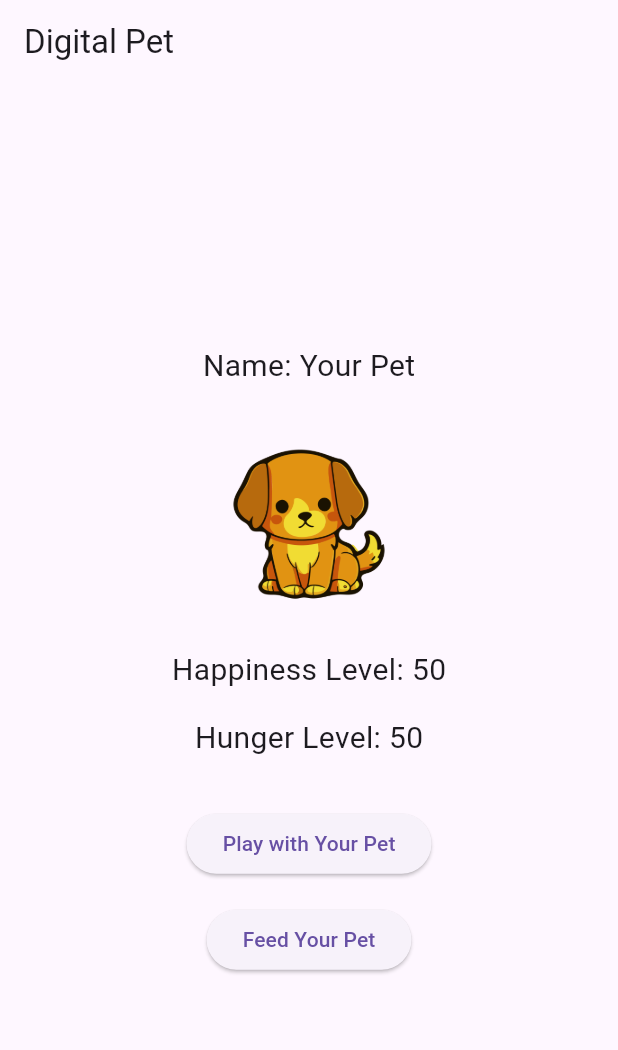
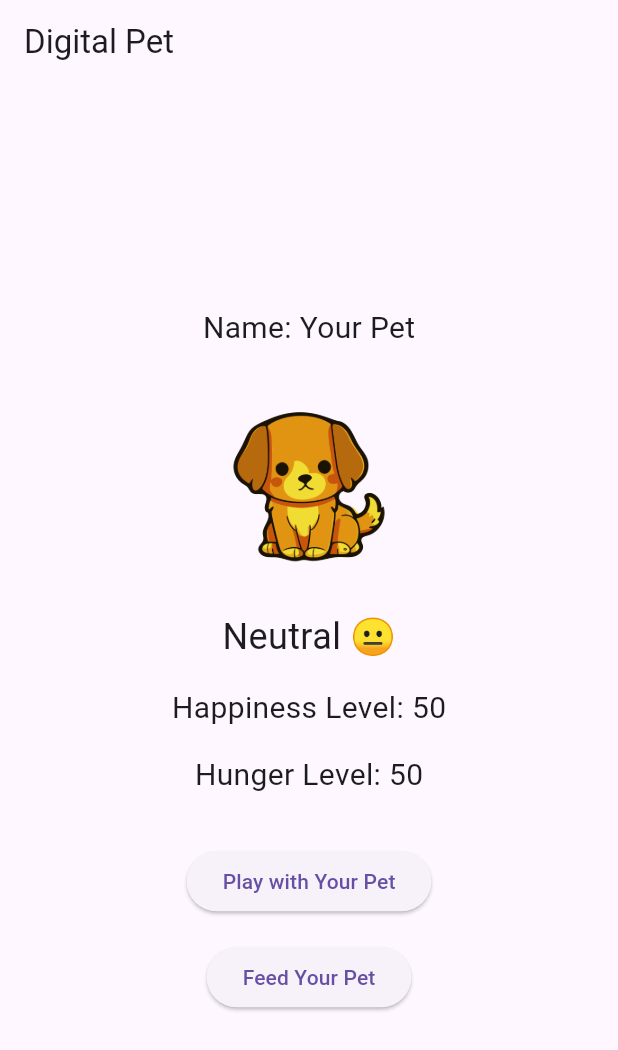
Before and after one commit to willmorgan11/act05, a Flutter app: the screen it shows after launch, on a phone screen of 412 x 824 dp. Shown: the top 1050 px of the screen. Run offline on Flutter 3.47's test engine with Material 3 defaults, Android fonts, the light colour scheme and no system bars.

Commit message:
Added mood indicator

```diff
--- a/lib/main.dart
+++ b/lib/main.dart
@@ -21,6 +21,13 @@ class _DigitalPetAppState extends State<DigitalPetApp> {
     if (happinessLevel > 70) return Colors.green;
     if (happinessLevel >= 30) return Colors.yellow;
     return Colors.red;
+  }
+
+  // pet mood indicator
+  String _moodText() {
+  if (happinessLevel > 70) return "Happy 😄";
+  if (happinessLevel >= 30) return "Neutral 😐";
+  return "Unhappy 😢";
   }
   void _playWithPet() {
     setState(() {
@@ -78,8 +85,10 @@ class _DigitalPetAppState extends State<DigitalPetApp> {
                 height: 150,
               ),
             ),
-
             SizedBox(height: 8.0),
+            // mood indicator
+            Text(_moodText(), style: TextStyle(fontSize: 24.0)),
+            SizedBox(height: 16.0),
             Text('Happiness Level: $happinessLevel', style: TextStyle(fontSize: 20.0)),
             SizedBox(height: 16.0),
             Text('Hunger Level: $hungerLevel', style: TextStyle(fontSize: 20.0)),
```
